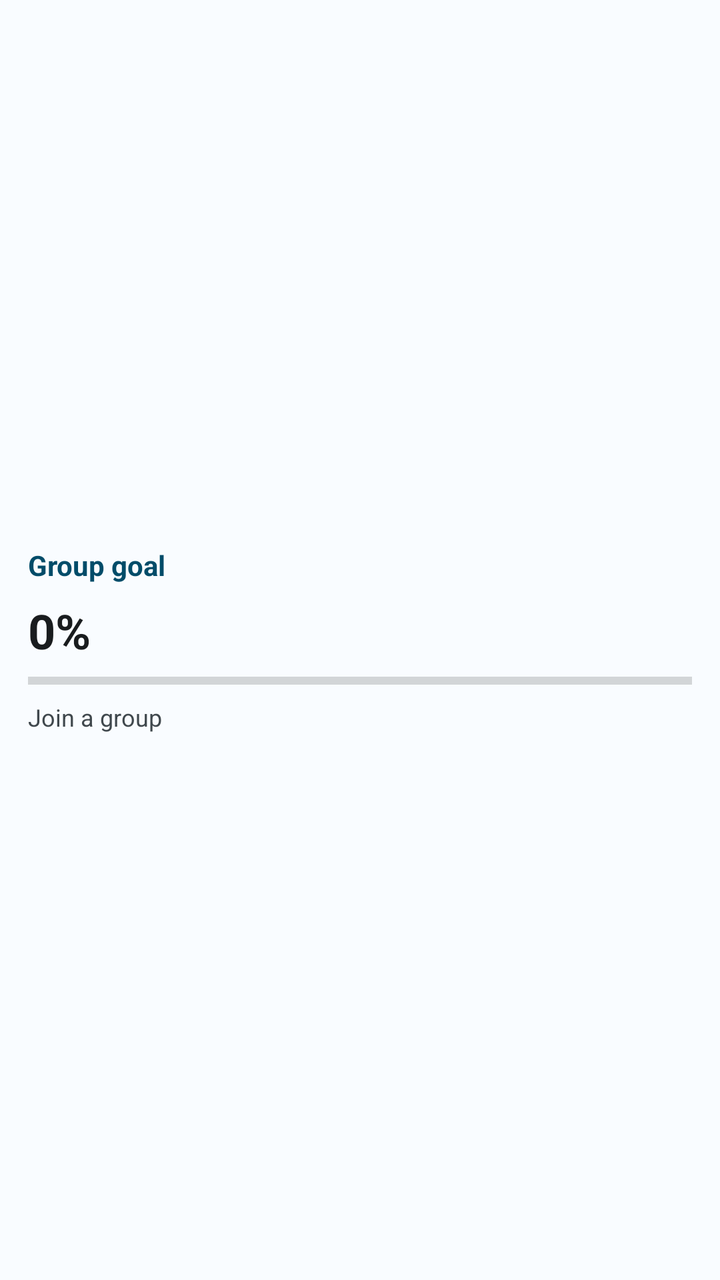
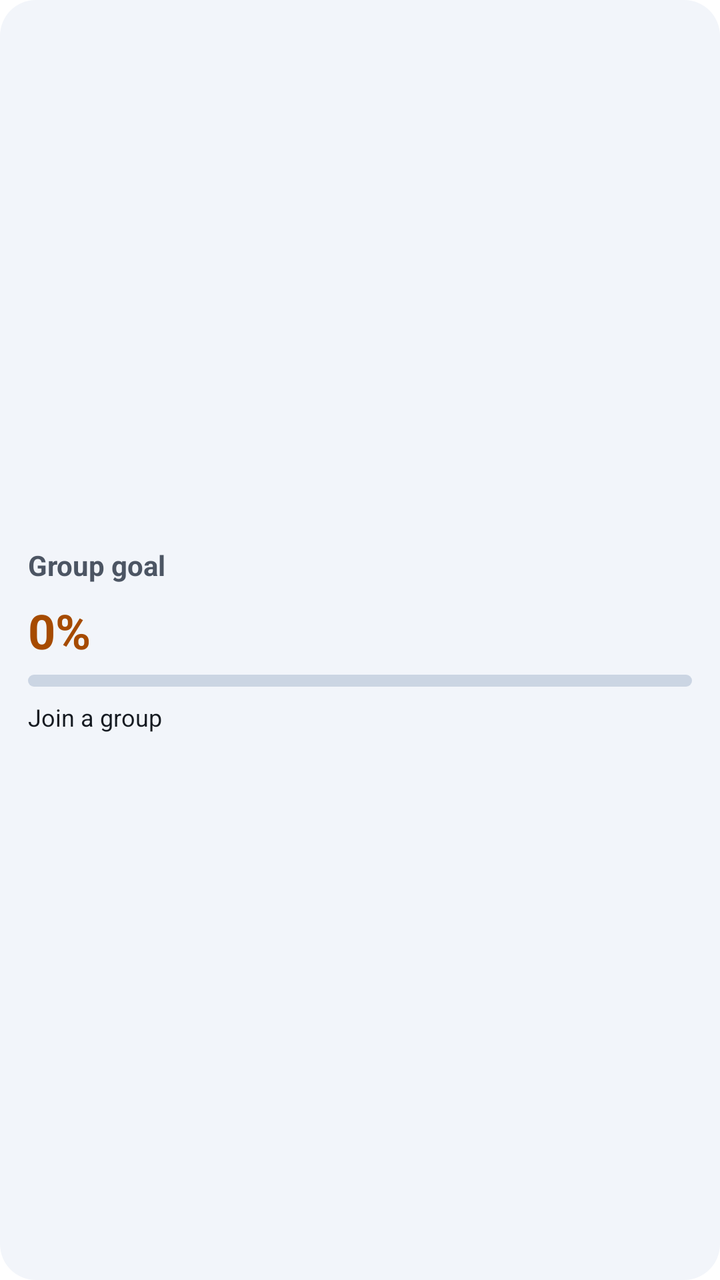

The first picture is an Android layout as it rendered before a commit; the second is the same layout after the commit. The layout source and the unified diff follow.
<!-- AndroidManifest.xml: fallback theme Theme.MaterialComponents.DayNight.NoActionBar -->
<!-- res/layout/odak_group_goal_widget.xml -->
<?xml version="1.0" encoding="utf-8"?>

<LinearLayout xmlns:android="http://schemas.android.com/apk/res/android"
    android:id="@+id/group_goal_widget_root"
    android:layout_width="match_parent"
    android:layout_height="match_parent"
    android:background="@color/widget_leaderboard_surface"
    android:gravity="center_vertical"
    android:orientation="vertical"
    android:padding="14dp">

    <TextView
        android:id="@+id/group_goal_widget_title"
        android:layout_width="match_parent"
        android:layout_height="wrap_content"
        android:ellipsize="end"
        android:maxLines="1"
        android:text="@string/widget_group_goal"
        android:textColor="@color/widget_heading"
        android:textSize="14sp"
        android:textStyle="bold" />

    <TextView
        android:id="@+id/group_goal_widget_percent"
        android:layout_width="match_parent"
        android:layout_height="wrap_content"
        android:layout_marginTop="7dp"
        android:ellipsize="end"
        android:maxLines="1"
        android:text="@string/widget_percent_zero"
        android:textColor="@color/widget_primary_text"
        android:textSize="24sp"
        android:textStyle="bold" />

    <ProgressBar
        android:id="@+id/group_goal_widget_progress"
        style="?android:attr/progressBarStyleHorizontal"
        android:layout_width="match_parent"
        android:layout_height="6dp"
        android:layout_marginTop="6dp"
        android:max="100"
        android:progress="0" />

    <TextView
        android:id="@+id/group_goal_widget_detail"
        android:layout_width="match_parent"
        android:layout_height="wrap_content"
        android:layout_marginTop="7dp"
        android:ellipsize="end"
        android:maxLines="1"
        android:text="@string/widget_join_group"
        android:textColor="@color/widget_secondary_text"
        android:textSize="12sp" />
</LinearLayout>
<!-- resources referenced by this layout -->
<resources>
  <color name="widget_heading">#34301E</color>
  <color name="widget_leaderboard_surface">#F5F0E8</color>
  <color name="widget_primary_text">#1A1C1E</color>
  <color name="widget_secondary_text">#45474B</color>
  <string name="widget_group_goal">Group goal</string>
  <string name="widget_join_group">Join a group</string>
  <string name="widget_percent_zero">0%</string>
</resources>

<!-- the commit's change to res/layout/odak_group_goal_widget.xml (unified diff, before → after) -->
@@ -4,7 +4,7 @@
     android:id="@+id/group_goal_widget_root"
     android:layout_width="match_parent"
     android:layout_height="match_parent"
-    android:background="@color/widget_leaderboard_surface"
+    android:background="@drawable/widget_card_bg"
     android:gravity="center_vertical"
     android:orientation="vertical"
     android:padding="14dp">
@@ -16,7 +16,7 @@
         android:ellipsize="end"
         android:maxLines="1"
         android:text="@string/widget_group_goal"
-        android:textColor="@color/widget_heading"
+        android:textColor="@color/widget_design_ink_muted"
         android:textSize="14sp"
         android:textStyle="bold" />
 
@@ -28,7 +28,7 @@
         android:ellipsize="end"
         android:maxLines="1"
         android:text="@string/widget_percent_zero"
-        android:textColor="@color/widget_primary_text"
+        android:textColor="@color/widget_design_accent"
         android:textSize="24sp"
         android:textStyle="bold" />
 
@@ -39,7 +39,8 @@
         android:layout_height="6dp"
         android:layout_marginTop="6dp"
         android:max="100"
-        android:progress="0" />
+        android:progress="0"
+        android:progressDrawable="@drawable/widget_progress_bar" />
 
     <TextView
         android:id="@+id/group_goal_widget_detail"
@@ -49,6 +50,6 @@
         android:ellipsize="end"
         android:maxLines="1"
         android:text="@string/widget_join_group"
-        android:textColor="@color/widget_secondary_text"
+        android:textColor="@color/widget_design_ink"
         android:textSize="12sp" />
 </LinearLayout>
<!-- resource entries referenced after the edit -->
@@ -1,11 +1,40 @@
 <!-- resources referenced by this layout -->
 <resources>
-  <color name="widget_heading">#34301E</color>
-  <color name="widget_leaderboard_surface">#F5F0E8</color>
-  <color name="widget_primary_text">#1A1C1E</color>
-  <color name="widget_secondary_text">#45474B</color>
+  <color name="widget_design_accent">#A64B00</color>
+  <color name="widget_design_ink">#151A21</color>
+  <color name="widget_design_ink_muted">#4C5563</color>
+  <!-- drawable widget_card_bg (drawable) -->
+  <?xml version="1.0" encoding="utf-8"?>
+  <shape xmlns:android="http://schemas.android.com/apk/res/android"
+      android:shape="rectangle">
+      <solid android:color="@color/widget_design_surface" />
+      <corners android:radius="@dimen/widget_design_corner" />
+  </shape>
+  <!-- drawable widget_progress_bar (drawable) -->
+  <?xml version="1.0" encoding="utf-8"?>
+  <layer-list xmlns:android="http://schemas.android.com/apk/res/android">
+      <item android:id="@android:id/background">
+          <shape android:shape="rectangle">
+              <solid android:color="@color/widget_design_track" />
+              <corners android:radius="8dp" />
+          </shape>
+      </item>
+      <item android:id="@android:id/progress">
+          <clip
+              android:clipOrientation="horizontal"
+              android:gravity="left">
+              <shape android:shape="rectangle">
+                  <solid android:color="@color/widget_design_accent" />
+                  <corners android:radius="8dp" />
+              </shape>
+          </clip>
+      </item>
+  </layer-list>
   <string name="widget_group_goal">Group goal</string>
   <string name="widget_join_group">Join a group</string>
   <string name="widget_percent_zero">0%</string>
+  <color name="widget_design_surface">#F2F5FA</color>
+  <dimen name="widget_design_corner">18dp</dimen>
+  <color name="widget_design_track">#CBD5E3</color>
 </resources>
 
